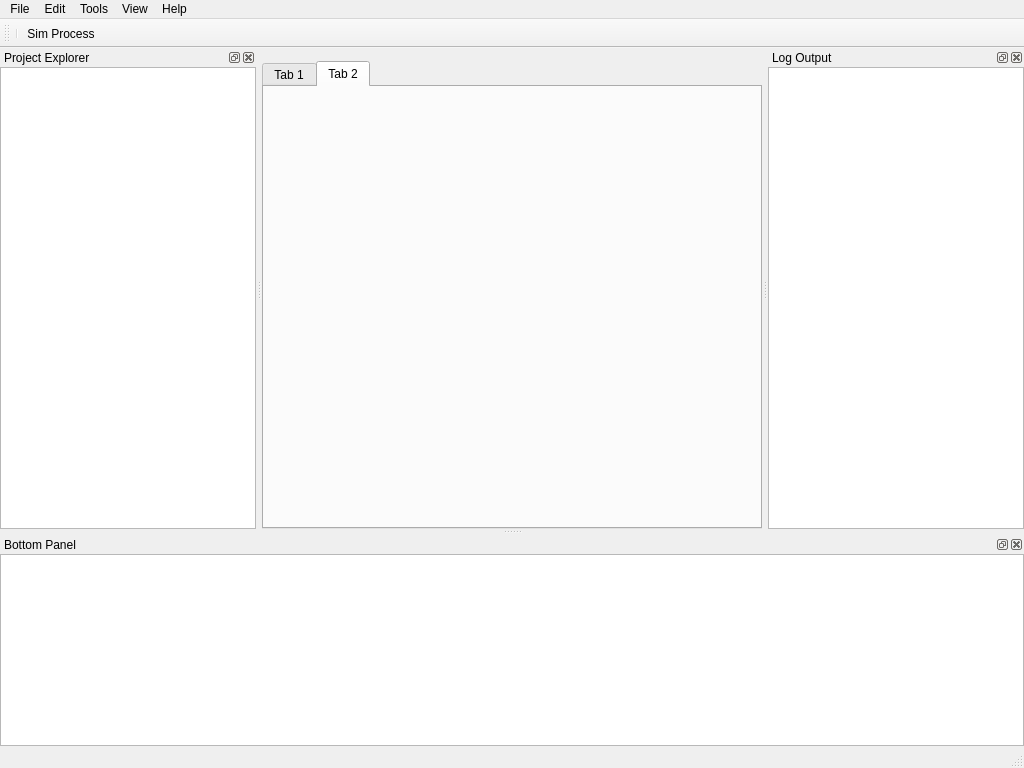
Before: the Qt Designer form src/gamside.ui in GAMS-dev/studio, drawn with Qt 5.
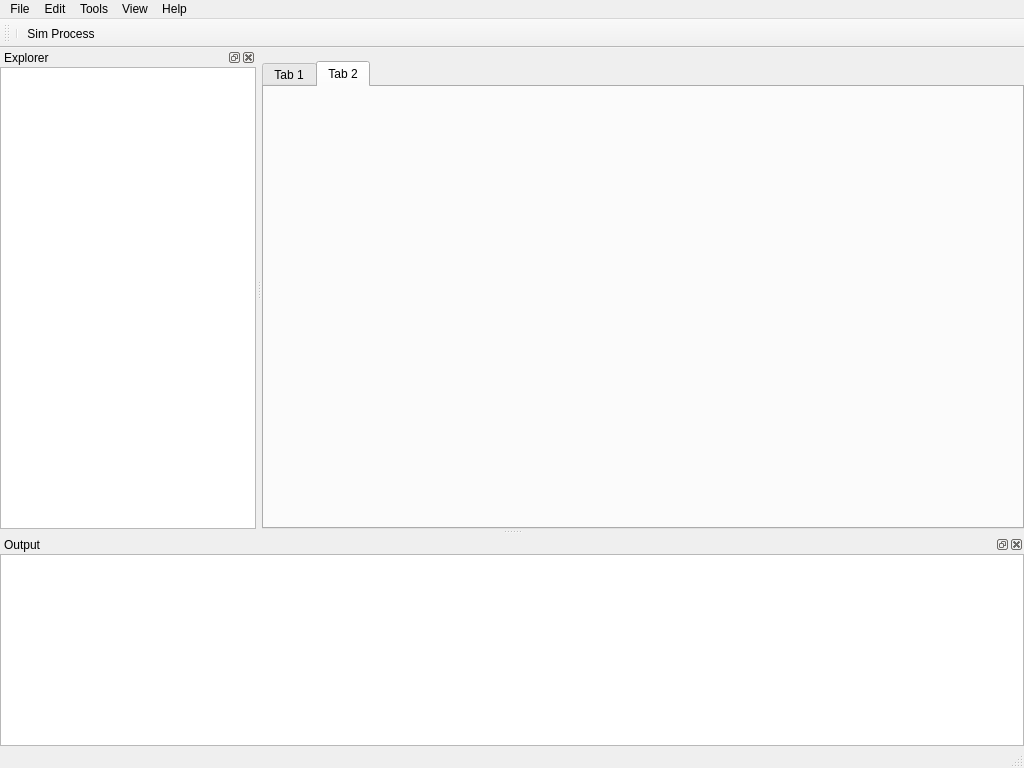
After: the same form once the commit is applied. Icons and pictures are not drawn.

Commit message: Initial gist view layout #40

```diff
--- a/src/gamside.ui
+++ b/src/gamside.ui
@@ -187,7 +187,7 @@
     <string>Project Explorer</string>
    </property>
    <property name="windowTitle">
-    <string>Project Explorer</string>
+    <string>Explorer</string>
    </property>
    <attribute name="dockWidgetArea">
     <number>1</number>
@@ -222,42 +222,6 @@
     </layout>
    </widget>
   </widget>
-  <widget class="QDockWidget" name="dockOutput">
-   <property name="windowTitle">
-    <string>Log Output</string>
-   </property>
-   <attribute name="dockWidgetArea">
-    <number>2</number>
-   </attribute>
-   <widget class="QWidget" name="dockWidgetContents_3">
-    <layout class="QHBoxLayout" name="horizontalLayout_2">
-     <property name="leftMargin">
-      <number>0</number>
-     </property>
-     <property name="topMargin">
-      <number>0</number>
-     </property>
-     <property name="rightMargin">
-      <number>0</number>
-     </property>
-     <property name="bottomMargin">
-      <number>0</number>
-     </property>
-     <item>
-      <widget class="QTextEdit" name="textEdit">
-       <property name="font">
-        <font>
-         <family>Source Code Pro</family>
-        </font>
-       </property>
-       <property name="readOnly">
-        <bool>true</bool>
-       </property>
-      </widget>
-     </item>
-    </layout>
-   </widget>
-  </widget>
   <widget class="QDockWidget" name="dockBottom">
    <property name="enabled">
     <bool>true</bool>
@@ -266,7 +230,7 @@
     <bool>false</bool>
    </property>
    <property name="windowTitle">
-    <string>Bottom Panel</string>
+    <string>Output</string>
    </property>
    <attribute name="dockWidgetArea">
     <number>8</number>
```
Left out of the diff: 2 changed lines with no effect on the pictures. The commit also changes 1 other file.
